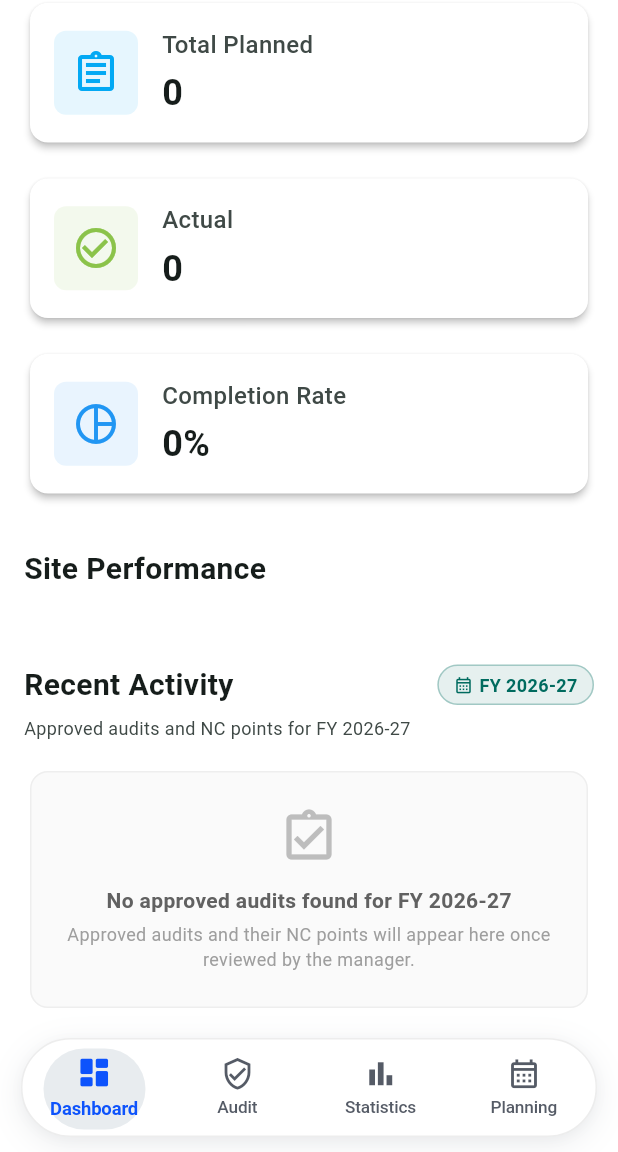
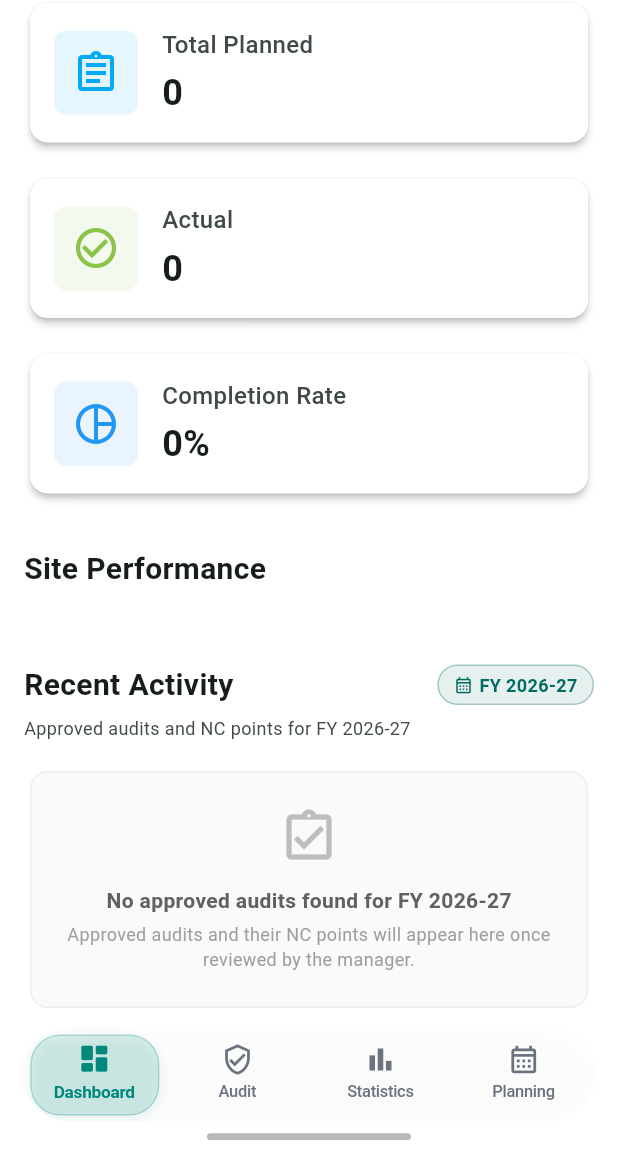
Before and after one commit to RENOM-Energy-Services-Pvt-Ltd/RIQMA-Pro, a Flutter app: the screen it shows once a user with an empty profile is signed in, scrolled down 76 dp, on a phone screen of 412 x 824 dp, the part 84-1236 px from its top. Run offline on Flutter 3.47's test engine with Material 3 defaults, Android fonts, the phone set to English and light mode, and no system bars; our stand-ins replace cloud_firestore, firebase_auth, firebase_core, firebase_messaging, firebase_storage, flutter_html and 8 more; accounts and stored records are empty; network calls fail.

Commit message:
feat: iPhone-style frosted glass bottom nav bar, fitted tab labels, and centered home indicator

```diff
--- a/lib/dashboard_screen.dart
+++ b/lib/dashboard_screen.dart
@@ -272,7 +272,7 @@ class _DashboardScreenState extends State<DashboardScreen> {
       bottomNavigationBar: SafeArea(
         top: false,
         child: Padding(
-          padding: const EdgeInsets.fromLTRB(14, 0, 14, 10),
+          padding: const EdgeInsets.fromLTRB(14, 0, 14, 6),
           child: FlipkartBottomNavBar(
             currentIndex: _selectedIndex,
             onTap: _onItemTapped,
--- a/lib/widgets/flipkart_bottom_nav_bar.dart
+++ b/lib/widgets/flipkart_bottom_nav_bar.dart
@@ -1,4 +1,4 @@
-import 'dart:math' as math;
+import 'dart:ui' show ImageFilter;
 import 'package:flutter/material.dart';
 import 'package:flutter/services.dart';
 
@@ -15,17 +15,16 @@ class FlipkartNavItem {
   });
 }
 
-/// A Flipkart-inspired floating bottom navigation bar with a horizontally
-/// draggable, animated indicator pill.
+/// An iOS-inspired floating frosted glass bottom navigation bar with an
+/// intelligent, horizontally draggable animated indicator capsule and an iPhone
+/// Home Indicator bar.
 ///
 /// Features:
-/// - Floating capsule/pill shape with soft elevation and crisp border.
-/// - The grey active indicator pill can be dragged horizontally across tabs.
-/// - While dragging, the indicator follows finger movement smoothly in real time.
-/// - Upon release (drop), it smoothly snaps to the nearest tab with ease-out cubic animation
-///   and activates that tab with haptic feedback.
-/// - Tapping any tab directly glides the indicator smoothly to that tab.
-/// - Fluid color and scale transitions for icons and text based on indicator proximity.
+/// - Real Frosted Glassmorphism with BackdropFilter blur and specular border.
+/// - Adaptive indicator pill that dynamically sizes to fit all label lengths without clipping.
+/// - FittedBox text scaling to guarantee text never overflows the glass capsule.
+/// - Draggable with spring physics & haptic feedback across tabs.
+/// - Authentic iPhone Home Indicator horizontal line centered at the bottom.
 class FlipkartBottomNavBar extends StatefulWidget {
   final List<FlipkartNavItem> items;
   final int currentIndex;
@@ -35,6 +34,7 @@ class FlipkartBottomNavBar extends StatefulWidget {
   final Color? indicatorColor;
   final Color? backgroundColor;
   final double height;
+  final bool showHomeIndicator;
 
   const FlipkartBottomNavBar({
     required this.items,
@@ -45,7 +45,8 @@ class FlipkartBottomNavBar extends StatefulWidget {
     this.inactiveColor,
     this.indicatorColor,
     this.backgroundColor,
-    this.height = 66.0,
+    this.height = 64.0,
+    this.showHomeIndicator = true,
   }) : assert(items.length >= 2, 'FlipkartBottomNavBar requires at least 2 items');
 
   @override
@@ -70,7 +71,7 @@ class _FlipkartBottomNavBarState extends State<FlipkartBottomNavBar>
 
     _animController = AnimationController(
       vsync: this,
-      duration: const Duration(milliseconds: 320),
+      duration: const Duration(milliseconds: 300),
     );
 
     _animation = CurvedAnimation(
@@ -119,7 +120,6 @@ class _FlipkartBottomNavBarState extends State<FlipkartBottomNavBar>
 
   void _updateProgressFromDx(double dx, double totalWidth) {
     final tabWidth = totalWidth / widget.items.length;
-    // Position indicator centered at touch point
     final progress = (dx - (tabWidth / 2)) / tabWidth;
     final clamped = progress.clamp(0.0, (widget.items.length - 1).toDouble());
 
@@ -152,7 +152,7 @@ class _FlipkartBottomNavBarState extends State<FlipkartBottomNavBar>
     });
 
     final velocity = details.primaryVelocity ?? 0.0;
-    final velocityBonus = (velocity / 1000.0).clamp(-0.8, 0.8);
+    final velocityBonus = (velocity / 1200.0).clamp(-0.8, 0.8);
     final projected = _currentProgress + velocityBonus;
     final targetIndex = projected.round().clamp(0, widget.items.length - 1);
 
@@ -191,31 +191,33 @@ class _FlipkartBottomNavBarState extends State<FlipkartBottomNavBar>
     final bgColor = widget.backgroundColor ??
         (isDark ? const Color(0xFF1E2126) : Colors.white);
 
-    final activeColor = widget.activeColor ??
-        (isDark ? const Color(0xFF4C93FF) : const Color(0xFF0D53FC));
+    // Renom Teal default active color
+    final activeColor = widget.activeColor ?? const Color(0xFF00897B);
 
     final inactiveColor = widget.inactiveColor ??
-        (isDark ? const Color(0xFF8E95A2) : const Color(0xFF555B66));
+        (isDark ? const Color(0xFF9EA3AE) : const Color(0xFF6B7280));
 
     final indicatorColor = widget.indicatorColor ??
-        (isDark ? const Color(0xFF2C323D) : const Color(0xFFE8ECEF));
+        (isDark
+            ? const Color(0xFF00897B).withValues(alpha: 0.28)
+            : const Color(0xFF00897B).withValues(alpha: 0.12));
 
-    final borderColor = isDark
-        ? const Color(0x14FFFFFF)
-        : const Color(0x12000000);
-
-    return LayoutBuilder(
+    return Column(
+      mainAxisSize: MainAxisSize.min,
+      children: [
+        // 1. Frosted Glass Floating Dock
+        LayoutBuilder(
           builder: (context, constraints) {
             final totalWidth = constraints.maxWidth;
             final count = widget.items.length;
             final tabWidth = totalWidth / count;
 
-        // The grey indicator capsule width & height
-        final indicatorPaddingH = math.max(4.0, (tabWidth - 68.0) / 2);
+            // Spatially optimized capsule: leaves 5px on each side of the tab
+            const indicatorPaddingH = 5.0;
             final indicatorWidth = tabWidth - (indicatorPaddingH * 2);
-        final indicatorHeight = widget.height - 12.0;
+            final indicatorHeight = widget.height - 10.0;
 
-        // Horizontal position of the sliding grey indicator
+            // Horizontal position of the sliding indicator
             final indicatorLeft =
                 (_currentProgress * tabWidth) + indicatorPaddingH;
 
@@ -226,26 +228,35 @@ class _FlipkartBottomNavBarState extends State<FlipkartBottomNavBar>
               onHorizontalDragEnd: (d) => _onHorizontalDragEnd(d, totalWidth),
               onHorizontalDragCancel: _onHorizontalDragCancel,
               onTapUp: (d) => _onTapUp(d, totalWidth),
+              child: ClipRRect(
+                borderRadius: BorderRadius.circular(widget.height / 2),
+                child: BackdropFilter(
+                  filter: ImageFilter.blur(sigmaX: 25, sigmaY: 25),
                   child: Container(
                     height: widget.height,
                     decoration: BoxDecoration(
-              color: bgColor,
+                      color: bgColor.withValues(alpha: isDark ? 0.82 : 0.88),
                       borderRadius: BorderRadius.circular(widget.height / 2),
-              border: Border.all(color: borderColor, width: 1),
+                      border: Border.all(
+                        color: isDark
+                            ? Colors.white.withValues(alpha: 0.12)
+                            : Colors.white.withValues(alpha: 0.8),
+                        width: 1.2,
+                      ),
                       boxShadow: [
                         BoxShadow(
                           color: isDark
-                      ? const Color(0x59000000)
-                      : const Color(0x140B192C),
-                  blurRadius: 18,
-                  offset: const Offset(0, 5),
+                              ? const Color(0x66000000)
+                              : const Color(0x18000000),
+                          blurRadius: 24,
+                          offset: const Offset(0, 8),
                           spreadRadius: 0,
                         ),
                         BoxShadow(
                           color: isDark
                               ? const Color(0x33000000)
-                      : const Color(0x080B192C),
-                  blurRadius: 6,
+                              : const Color(0x0A000000),
+                          blurRadius: 8,
                           offset: const Offset(0, 2),
                         ),
                       ],
@@ -253,7 +264,7 @@ class _FlipkartBottomNavBarState extends State<FlipkartBottomNavBar>
                     child: Stack(
                       alignment: Alignment.centerLeft,
                       children: [
-                // 1. Draggable & Animated Grey Indicator Capsule ("Grey wala circle")
+                        // Sliding Smart Glass Capsule
                         Positioned(
                           left: indicatorLeft,
                           top: (widget.height - indicatorHeight) / 2,
@@ -266,49 +277,48 @@ class _FlipkartBottomNavBarState extends State<FlipkartBottomNavBar>
                             child: Container(
                               decoration: BoxDecoration(
                                 color: indicatorColor,
-                        borderRadius: BorderRadius.circular(indicatorHeight / 2),
-                        boxShadow: _isDragging
-                            ? [
+                                borderRadius: BorderRadius.circular(20),
+                                border: Border.all(
+                                  color: isDark
+                                      ? const Color(0xFF00897B).withValues(alpha: 0.35)
+                                      : const Color(0xFF00897B).withValues(alpha: 0.22),
+                                  width: 1.0,
+                                ),
+                                boxShadow: [
                                   BoxShadow(
-                                  color: (isDark
-                                          ? const Color(0x4D000000)
-                                          : const Color(0x2E0D53FC)),
-                                  blurRadius: 10,
-                                  spreadRadius: 1,
+                                    color: const Color(0xFF00897B).withValues(
+                                      alpha: _isDragging ? 0.25 : 0.10,
+                                    ),
+                                    blurRadius: _isDragging ? 12 : 6,
                                     offset: const Offset(0, 2),
-                                )
-                              ]
-                            : null,
+                                  ),
+                                ],
                               ),
                             ),
                           ),
                         ),
 
-                // 2. Tab Items Layer
+                        // Tab Items Layer
                         Row(
                           children: List.generate(count, (index) {
                             final item = widget.items[index];
-
-                    // Proximity of indicator to this tab [0.0 = far, 1.0 = exactly over]
                             final distance = (_currentProgress - index).abs();
                             final proximity = (1.0 - distance).clamp(0.0, 1.0);
 
-                    // Interpolated color between inactive and active
                             final itemColor = Color.lerp(
                               inactiveColor,
                               activeColor,
                               proximity,
                             )!;
 
-                    // Subtle scale bounce when indicator is centered
-                    final scale = 1.0 + (0.07 * proximity);
-
+                            final scale = 1.0 + (0.05 * proximity);
                             final isSelected = index == widget.currentIndex;
 
                             return Expanded(
-                      child: Center(
                               child: Transform.scale(
                                 scale: scale,
+                                child: Padding(
+                                  padding: const EdgeInsets.symmetric(horizontal: 2.0),
                                   child: Column(
                                     mainAxisSize: MainAxisSize.min,
                                     mainAxisAlignment: MainAxisAlignment.center,
@@ -317,21 +327,27 @@ class _FlipkartBottomNavBarState extends State<FlipkartBottomNavBar>
                                         (proximity > 0.6 && item.activeIcon != null)
                                             ? item.activeIcon
                                             : item.icon,
-                                size: 23,
+                                        size: 22,
                                         color: itemColor,
                                       ),
-                              const SizedBox(height: 3),
-                              Text(
+                                      const SizedBox(height: 2),
+                                      FittedBox(
+                                        fit: BoxFit.scaleDown,
+                                        child: Padding(
+                                          padding: const EdgeInsets.symmetric(horizontal: 4.0),
+                                          child: Text(
                                             item.label,
                                             maxLines: 1,
-                                overflow: TextOverflow.ellipsis,
+                                            softWrap: false,
                                             style: TextStyle(
-                                  fontSize: 11.5,
+                                              fontSize: 11.0,
                                               fontWeight: isSelected
                                                   ? FontWeight.w700
                                                   : FontWeight.w500,
                                               color: itemColor,
-                                  letterSpacing: -0.1,
+                                              letterSpacing: -0.2,
+                                            ),
+                                          ),
                                         ),
                                       ),
                                     ],
@@ -344,8 +360,30 @@ class _FlipkartBottomNavBarState extends State<FlipkartBottomNavBar>
                       ],
                     ),
                   ),
+                ),
+              ),
             );
           },
+        ),
+
+        // 2. iPhone Home Indicator Bar (Centered at Bottom)
+        if (widget.showHomeIndicator) ...[
+          const SizedBox(height: 8),
+          Center(
+            child: Container(
+              width: 136,
+              height: 4.5,
+              decoration: BoxDecoration(
+                color: isDark
+                    ? Colors.white.withValues(alpha: 0.35)
+                    : Colors.black.withValues(alpha: 0.28),
+                borderRadius: BorderRadius.circular(100),
+              ),
+            ),
+          ),
+          const SizedBox(height: 2),
+        ],
+      ],
     );
   }
 }
--- a/pubspec.yaml
+++ b/pubspec.yaml
@@ -1,7 +1,7 @@
 name: riqma_pro
 description: "A new Flutter project."
 publish_to: 'none'
-version: 1.0.1+2
+version: 1.0.2+3
 
 environment:
   sdk: ^3.10.1
```
Also changed, not shown: 1 other file. Lines whose indentation alone changed are shown as unchanged.
